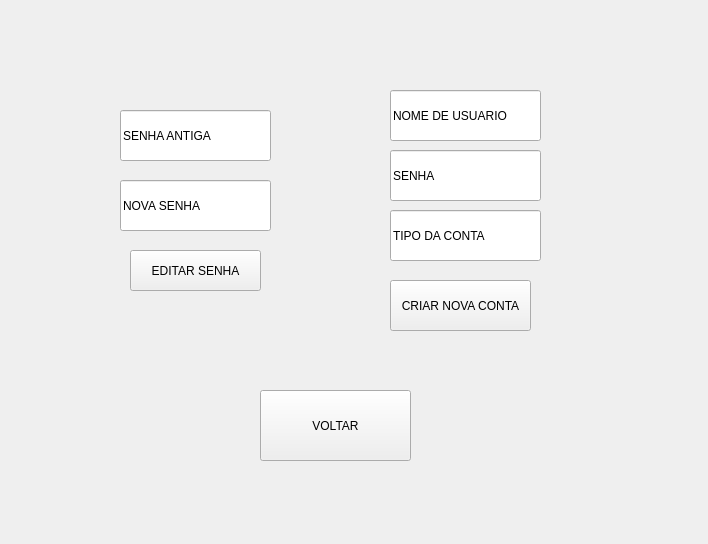
Old version of the form CONFIGURACOES.ui in the repository leohpmoreira/inventoryManagement.
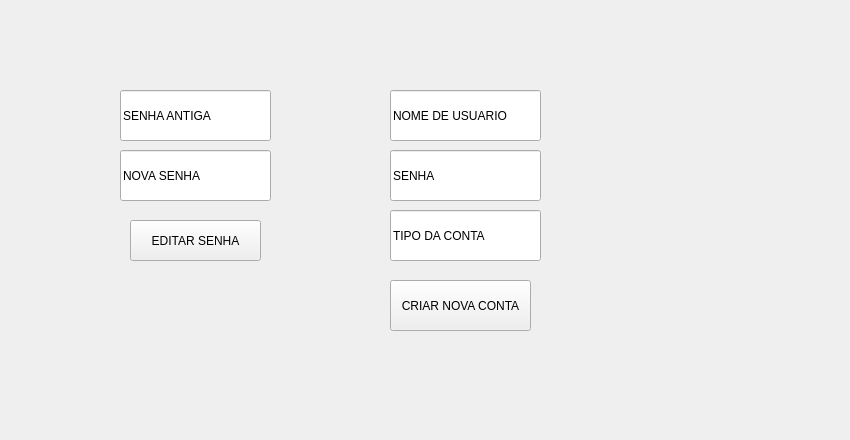
New version of the form.

```diff
--- a/CONFIGURACOES.ui
+++ b/CONFIGURACOES.ui
@@ -6,10 +6,22 @@
    <rect>
     <x>0</x>
     <y>0</y>
-    <width>708</width>
-    <height>544</height>
+    <width>850</width>
+    <height>440</height>
    </rect>
   </property>
+  <property name="minimumSize">
+   <size>
+    <width>850</width>
+    <height>440</height>
+   </size>
+  </property>
+  <property name="maximumSize">
+   <size>
+    <width>850</width>
+    <height>440</height>
+   </size>
+  </property>
   <property name="windowTitle">
    <string>Form</string>
   </property>
@@ -17,7 +29,7 @@
    <property name="geometry">
     <rect>
      <x>130</x>
-     <y>250</y>
+     <y>220</y>
      <width>131</width>
      <height>41</height>
     </rect>
@@ -69,7 +81,7 @@
    <property name="geometry">
     <rect>
      <x>120</x>
-     <y>110</y>
+     <y>90</y>
      <width>151</width>
      <height>51</height>
     </rect>
@@ -82,7 +94,7 @@
    <property name="geometry">
     <rect>
      <x>120</x>
-     <y>180</y>
+     <y>150</y>
      <width>151</width>
      <height>51</height>
     </rect>
@@ -91,20 +103,7 @@
     <string>NOVA SENHA</string>
    </property>
   </widget>
-  <widget class="QPushButton" name="pushButton_3">
-   <property name="geometry">
-    <rect>
-     <x>260</x>
-     <y>390</y>
-     <width>151</width>
-     <height>71</height>
-    </rect>
-   </property>
-   <property name="text">
-    <string>VOLTAR</string>
-   </property>
-  </widget>
-  <widget class="QLineEdit" name="lineEdit_5">
+  <widget class="QLineEdit" name="Tipo">
    <property name="geometry">
     <rect>
      <x>390</x>
```
Left out of the diff: 12 changed lines with no effect on the pictures.
